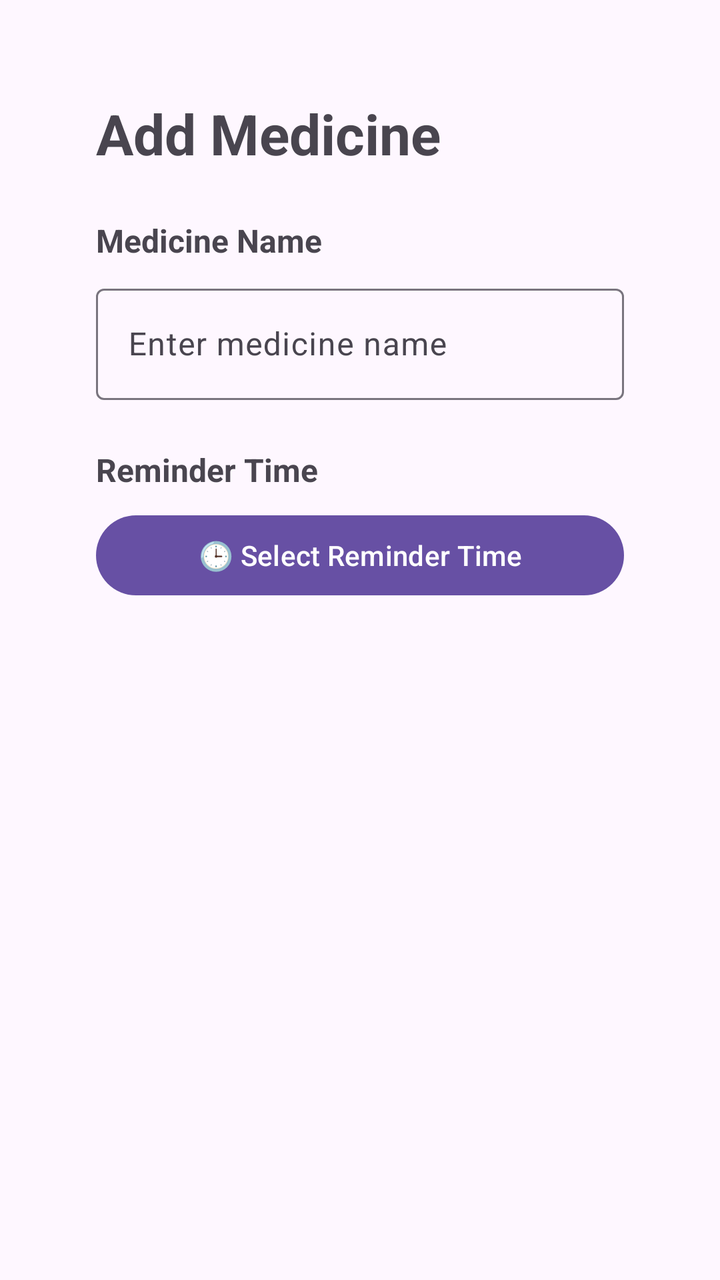
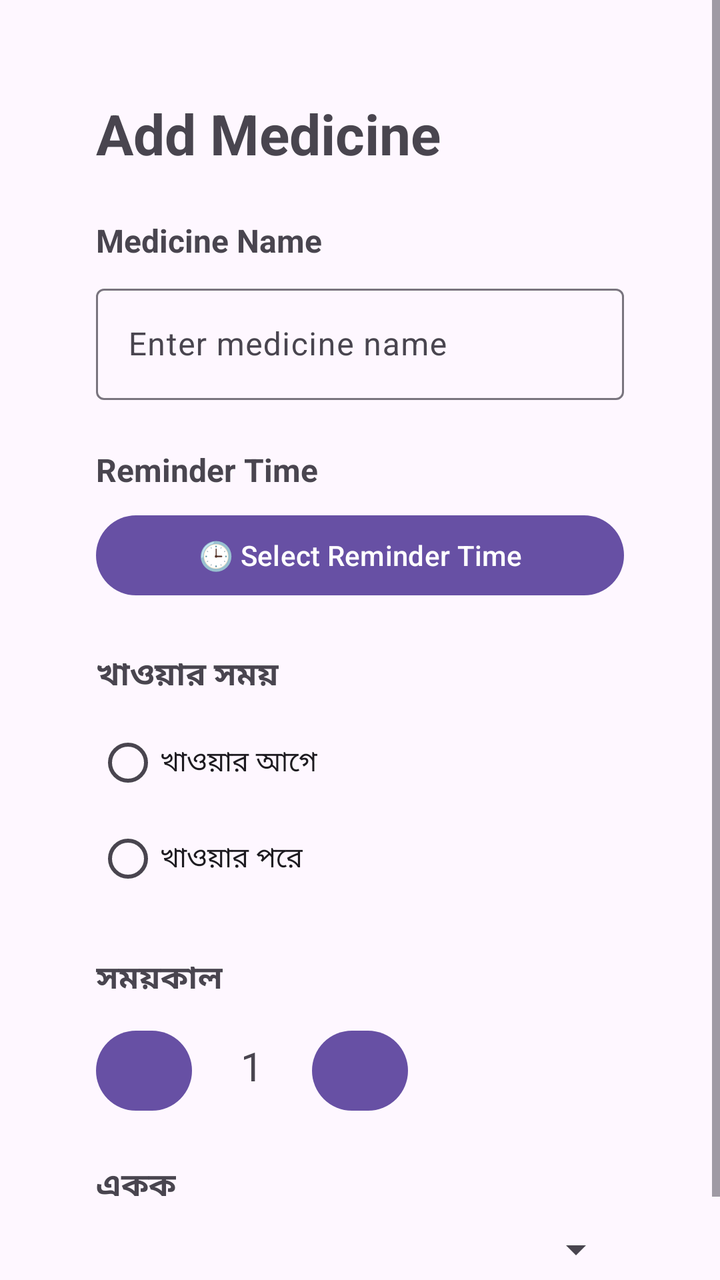

An Android layout rendered at two revisions. The XML below is the earlier revision; the diff shows what the commit changed to produce the second picture.
<!-- AndroidManifest.xml: application theme Theme.AmarOshudh -->
<!-- res/layout/activity_add_medicine.xml -->
<?xml version="1.0" encoding="utf-8"?>
<androidx.constraintlayout.widget.ConstraintLayout
    xmlns:android="http://schemas.android.com/apk/res/android"
    xmlns:app="http://schemas.android.com/apk/res-auto"
    android:layout_width="match_parent"
    android:layout_height="match_parent">

    <ScrollView
        android:id="@+id/scrollView"
        android:layout_width="0dp"
        android:layout_height="0dp"

        app:layout_constraintTop_toTopOf="parent"
        app:layout_constraintBottom_toBottomOf="parent"
        app:layout_constraintStart_toStartOf="parent"
        app:layout_constraintEnd_toEndOf="parent">

        <LinearLayout
            android:id="@+id/mainContainer"
            android:layout_width="match_parent"
            android:layout_height="wrap_content"

            android:orientation="vertical"

            android:padding="48dp">

            <TextView
                android:id="@+id/tvTitle"
                android:layout_width="wrap_content"
                android:layout_height="wrap_content"
                android:text="@string/add_medicine"
                android:textSize="28sp"
                android:textStyle="bold"
                android:layout_marginBottom="24dp"/>

            <TextView
                android:id="@+id/tvMedicineNameLabel"
                android:layout_width="wrap_content"
                android:layout_height="wrap_content"
                android:text="@string/medicine_name"
                android:textStyle="bold"
                android:textSize="16sp"
                android:layout_marginBottom="8dp"/>

            <com.google.android.material.textfield.TextInputLayout
                android:id="@+id/tilMedicineName"
                android:layout_width="match_parent"
                android:layout_height="wrap_content">

                <com.google.android.material.textfield.TextInputEditText
                    android:id="@+id/etMedicineName"
                    android:layout_width="match_parent"
                    android:layout_height="wrap_content"
                    android:hint="@string/enter_medicine_name"/>

            </com.google.android.material.textfield.TextInputLayout>

            <TextView
                android:id="@+id/tvReminderTimeLabel"
                android:layout_width="wrap_content"
                android:layout_height="wrap_content"
                android:text="Reminder Time"
                android:textStyle="bold"
                android:textSize="16sp"
                android:layout_marginTop="24dp"
                android:layout_marginBottom="8dp"/>

            <com.google.android.material.button.MaterialButton
                android:id="@+id/btnSelectTime"
                android:layout_width="match_parent"
                android:layout_height="wrap_content"
                android:text="🕒 Select Reminder Time"/>

        </LinearLayout>

    </ScrollView>

</androidx.constraintlayout.widget.ConstraintLayout>
<!-- resources referenced by this layout -->
<resources>
  <string name="add_medicine">Add Medicine</string>
  <string name="enter_medicine_name">Enter medicine name</string>
  <string name="medicine_name">Medicine Name</string>
  <style name="Theme.AmarOshudh" parent="Base.Theme.AmarOshudh" />
  <style name="Base.Theme.AmarOshudh" parent="Theme.Material3.DayNight.NoActionBar">
          
          
      </style>
</resources>

<!-- the commit's change to res/layout/activity_add_medicine.xml (unified diff, before → after) -->
@@ -71,6 +71,89 @@
                 android:layout_height="wrap_content"
                 android:text="🕒 Select Reminder Time"/>
 
+            <TextView
+                android:id="@+id/tvMealTime"
+                android:layout_width="wrap_content"
+                android:layout_height="wrap_content"
+                android:text="@string/meal_time"
+                android:textStyle="bold"
+                android:textSize="16sp"
+                android:layout_marginTop="24dp"
+                android:layout_marginBottom="8dp"/>
+
+            <RadioGroup
+                android:id="@+id/rgMealTime"
+                android:layout_width="match_parent"
+                android:layout_height="wrap_content"
+                android:orientation="vertical">
+
+                <RadioButton
+                    android:id="@+id/rbBeforeMeal"
+                    android:layout_width="wrap_content"
+                    android:layout_height="wrap_content"
+                    android:text="@string/before_meal"/>
+
+                <RadioButton
+                    android:id="@+id/rbAfterMeal"
+                    android:layout_width="wrap_content"
+                    android:layout_height="wrap_content"
+                    android:text="@string/after_meal"/>
+
+            </RadioGroup>
+
+            <TextView
+                android:id="@+id/tvDuration"
+                android:layout_width="wrap_content"
+                android:layout_height="wrap_content"
+                android:text="@string/duration"
+                android:textStyle="bold"
+                android:textSize="16sp"
+                android:layout_marginTop="24dp"
+                android:layout_marginBottom="8dp"/>
+
+            <LinearLayout
+                android:id="@+id/layoutDuration"
+                android:layout_width="wrap_content"
+                android:layout_height="wrap_content"
+                android:orientation="horizontal">
+
+                <Button
+                    android:id="@+id/btnMinus"
+                    android:layout_width="48dp"
+                    android:layout_height="48dp"
+                    android:text="-"/>
+
+                <TextView
+                    android:id="@+id/tvDurationValue"
+                    android:layout_width="60dp"
+                    android:layout_height="48dp"
+                    android:gravity="center"
+                    android:text="1"
+                    android:textSize="20sp"/>
+
+                <Button
+                    android:id="@+id/btnPlus"
+                    android:layout_width="48dp"
+                    android:layout_height="48dp"
+                    android:text="+"/>
+
+            </LinearLayout>
+
+            <TextView
+                android:id="@+id/tvUnit"
+                android:layout_width="wrap_content"
+                android:layout_height="wrap_content"
+                android:text="@string/unit"
+                android:textStyle="bold"
+                android:textSize="16sp"
+                android:layout_marginTop="24dp"
+                android:layout_marginBottom="8dp"/>
+
+            <Spinner
+                android:id="@+id/spinnerDurationType"
+                android:layout_width="match_parent"
+                android:layout_height="wrap_content"/>
+
         </LinearLayout>
 
     </ScrollView>
<!-- resource entries referenced after the edit -->
@@ -1,8 +1,13 @@
 <!-- resources referenced by this layout -->
 <resources>
   <string name="add_medicine">Add Medicine</string>
+  <string name="after_meal">খাওয়ার পরে</string>
+  <string name="before_meal">খাওয়ার আগে</string>
+  <string name="duration">সময়কাল</string>
   <string name="enter_medicine_name">Enter medicine name</string>
+  <string name="meal_time">খাওয়ার সময়</string>
   <string name="medicine_name">Medicine Name</string>
+  <string name="unit">একক</string>
   <style name="Theme.AmarOshudh" parent="Base.Theme.AmarOshudh" />
   <style name="Base.Theme.AmarOshudh" parent="Theme.Material3.DayNight.NoActionBar">
           
